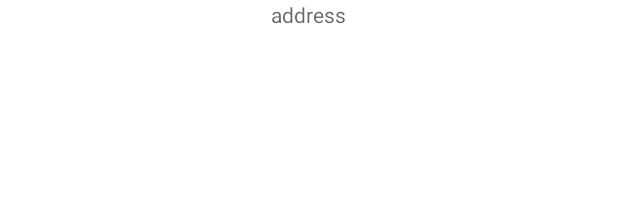
After one commit to AvichaiEliyahu/FinalProject, an Android app: the layout activity_show_route.xml on its own in the app's theme, with its tools: preview values and no code run, on a phone screen of 412 x 824 dp. The commit adds this screen. Shown: the top 197 px of the screen. Run offline under Robolectric (Android 15) with nearby library versions, the phone set to English and light mode, and no system bars.

Commit message:
Activity_Show_Route

```diff
--- a/app/src/main/res/layout/activity_make_list.xml
+++ b/app/src/main/res/layout/activity_make_list.xml
@@ -20,7 +20,7 @@
     <Button
         android:id="@+id/make_list_BTN_finish"
         android:layout_width="100dp"
-        android:layout_height="100dp"
+        android:layout_height="wrap_content"
         android:layout_weight="1"
         android:layout_gravity="center"
         android:text="finish"
--- /dev/null
+++ b/app/src/main/res/layout/activity_show_route.xml
@@ -0,0 +1,19 @@
+<?xml version="1.0" encoding="utf-8"?>
+<LinearLayout
+    xmlns:android="http://schemas.android.com/apk/res/android"
+    xmlns:app="http://schemas.android.com/apk/res-auto"
+    xmlns:tools="http://schemas.android.com/tools"
+    android:layout_width="match_parent"
+    android:layout_height="match_parent"
+    android:orientation="vertical"
+    tools:context=".Activity_Show_Route">
+
+    <TextView
+        android:id="@+id/route_LBL_super"
+        android:layout_width="wrap_content"
+        android:layout_height="wrap_content"
+        android:hint="address"
+        android:layout_gravity="center_horizontal"
+        />
+
+</LinearLayout>
--- a/app/src/main/res/layout/activity_supermarket_select.xml
+++ b/app/src/main/res/layout/activity_supermarket_select.xml
@@ -16,7 +16,7 @@
             android:id="@+id/select_LAY_list"
             android:layout_width="match_parent"
             android:layout_height="match_parent"
-            android:layout_weight="5"/>
+            android:layout_weight="6"/>
 
         <FrameLayout
             android:id="@+id/select_LAY_map"
--- a/app/src/main/res/values/strings.xml
+++ b/app/src/main/res/values/strings.xml
@@ -9,5 +9,5 @@
     <string name="invalid_username">Not a valid username</string>
     <string name="invalid_password">Password must be >5 characters</string>
     <string name="login_failed">"Login failed"</string>
-    <string name="map_key">"        AIzaSyB_qsP8AOP_P0MdlPz-48TDaJYjTP3vbjo "</string>
+    <string name="map_key">"AIzaSyB_qsP8AOP_P0MdlPz-48TDaJYjTP3vbjo"</string>
 </resources>
```
Also changed, not shown: app/src/main/AndroidManifest.xml (+10 -10 lines), app/src/main/java/com/example/finalproject/Activity_MakeList.java (+22 -1 lines), app/src/main/java/com/example/finalproject/Activity_Show_Route.java (added, +37 -0 lines), app/src/main/res/layout/super_list_item.xml (+10 -15 lines).
